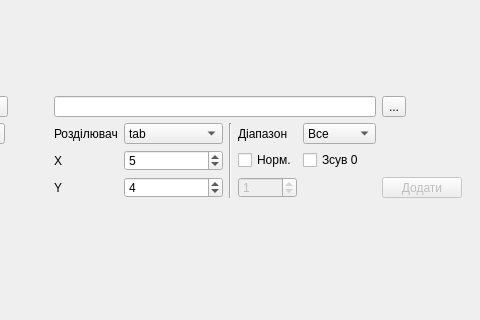
Old version of the form mainwindow.ui in the repository xkronosua/QTR; both pictures show x 354 to 834 and y 348 to 668 of the 834 by 764 pixel window.
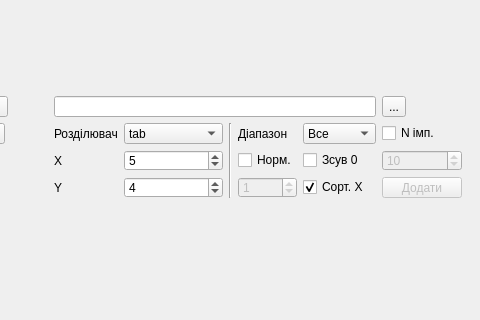
New version of the form. Icons and pictures are not drawn.

Commit message: Додав обрахунок дозових залежностей

Patch:
```diff
--- a/mainwindow.ui
+++ b/mainwindow.ui
@@ -375,6 +375,39 @@
           </property>
          </widget>
         </item>
+        <item row="1" column="11">
+         <widget class="QCheckBox" name="startStepAverage">
+          <property name="text">
+           <string>N імп.</string>
+          </property>
+         </widget>
+        </item>
+        <item row="2" column="11">
+         <widget class="QSpinBox" name="startStepAverage_N">
+          <property name="enabled">
+           <bool>false</bool>
+          </property>
+          <property name="minimum">
+           <number>1</number>
+          </property>
+          <property name="maximum">
+           <number>1000</number>
+          </property>
+          <property name="value">
+           <number>10</number>
+          </property>
+         </widget>
+        </item>
+        <item row="3" column="10">
+         <widget class="QCheckBox" name="autoSortData">
+          <property name="text">
+           <string>Сорт. Х</string>
+          </property>
+          <property name="checked">
+           <bool>true</bool>
+          </property>
+         </widget>
+        </item>
        </layout>
       </widget>
       <widget class="QWidget" name="page_Average">
```
Left out of the diff: 15 changed lines with no effect on the pictures. The commit also changes 2 other files.
